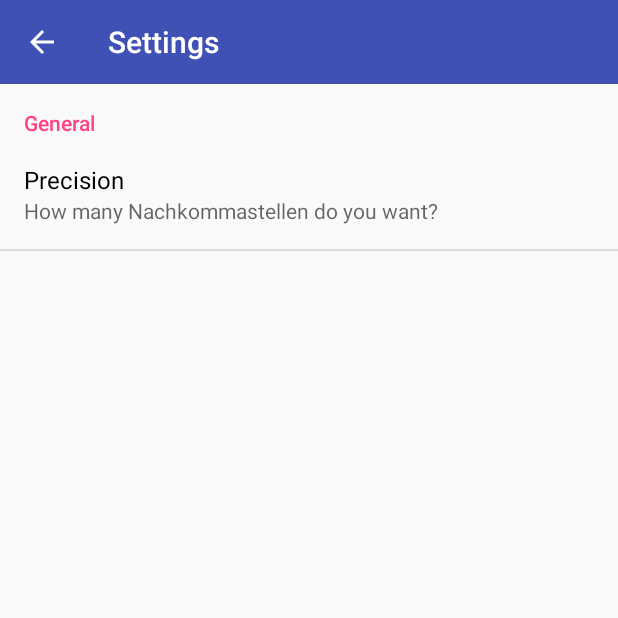
After one commit to seniorlaguna/Calculator, an Android app: the SettingsActivity screen opened directly, with no data from a screen before it, on a phone screen of 412 x 824 dp, the top half of it. The commit adds this screen. Run offline under Robolectric (Android 15) with nearby library versions, the phone set to English and light mode, and no system bars.

Commit message:
Settings base created

```diff
--- a/app/build.gradle
+++ b/app/build.gradle
@@ -9,6 +9,7 @@ android {
         versionCode 1
         versionName "1.0"
         testInstrumentationRunner "android.support.test.runner.AndroidJUnitRunner"
+        vectorDrawables.useSupportLibrary = true
     }
     buildTypes {
         release {
@@ -24,6 +25,8 @@ dependencies {
     implementation 'com.android.support:design:27.1.1'
     implementation 'com.android.support.constraint:constraint-layout:1.1.0'
     implementation 'com.udojava:EvalEx:2.0'
+    implementation 'com.android.support:support-v4:27.1.1'
+    implementation 'com.android.support:support-vector-drawable:27.1.1'
     testImplementation 'junit:junit:4.12'
     androidTestImplementation 'com.android.support.test:runner:1.0.2'
     androidTestImplementation 'com.android.support.test.espresso:espresso-core:3.0.2'
--- /dev/null
+++ b/app/src/main/java/de/seniorlaguna/calculator/SettingsActivity.java
@@ -0,0 +1,39 @@
+package de.seniorlaguna.calculator;
+
+import android.preference.PreferenceActivity;
+import android.support.v7.app.AppCompatActivity;
+import android.os.Bundle;
+import android.support.v7.widget.Toolbar;
+import android.view.LayoutInflater;
+import android.view.View;
+import android.widget.LinearLayout;
+
+public class SettingsActivity extends PreferenceActivity {
+
+    @Override
+    protected void onCreate(Bundle savedInstanceState) {
+        super.onCreate(savedInstanceState);
+        addPreferencesFromResource(R.xml.preferences);
+    }
+
+    @Override
+    protected void onPostCreate(Bundle savedInstanceState) {
+        super.onPostCreate(savedInstanceState);
+        LinearLayout linearLayout = (LinearLayout)findViewById(android.R.id.list).getParent().getParent().getParent();
+        Toolbar toolbar = (Toolbar) LayoutInflater.from(this).inflate(R.layout.settings_toolbar, linearLayout, false);
+        toolbar.setNavigationIcon(R.drawable.ic_arrow_back_white_24dp);
+        toolbar.setNavigationOnClickListener(new View.OnClickListener() {
+            @Override
+            public void onClick(View v) {
+                finish();
+            }
+        });
+        toolbar.setNavigationOnClickListener(new View.OnClickListener() {
+            @Override
+            public void onClick(View v) {
+                finish();
+            }
+        });
+        linearLayout.addView(toolbar, 0);
+    }
+}
--- /dev/null
+++ b/app/src/main/res/drawable/ic_arrow_back_white_24dp.xml
@@ -0,0 +1,5 @@
+<vector android:height="24dp" android:tint="#FFFFFF"
+    android:viewportHeight="24.0" android:viewportWidth="24.0"
+    android:width="24dp" xmlns:android="http://schemas.android.com/apk/res/android">
+    <path android:fillColor="#FF000000" android:pathData="M20,11H7.83l5.59,-5.59L12,4l-8,8 8,8 1.41,-1.41L7.83,13H20v-2z"/>
+</vector>
--- /dev/null
+++ b/app/src/main/res/layout/settings_toolbar.xml
@@ -0,0 +1,12 @@
+<?xml version="1.0" encoding="utf-8"?>
+<android.support.v7.widget.Toolbar
+    xmlns:android="http://schemas.android.com/apk/res/android"
+    xmlns:app="http://schemas.android.com/apk/res-auto"
+    android:id="@+id/toolbar"
+    app:theme="@style/ThemeOverlay.AppCompat.Dark.ActionBar"
+    android:layout_width="match_parent"
+    android:layout_height="wrap_content"
+    app:navigationContentDescription="@string/abc_action_bar_up_description"
+    app:title="@string/settings"
+    android:background="@color/colorPrimary"
+    app:titleTextColor="@android:color/white" />
--- a/app/src/main/res/values/strings.xml
+++ b/app/src/main/res/values/strings.xml
@@ -1,4 +1,5 @@
 <resources>
     <string name="app_name">Calculator</string>
     <string name="settings">Settings</string>
+    <string name="title_activity_settings">Settings</string>
 </resources>
--- a/app/src/main/res/values/styles.xml
+++ b/app/src/main/res/values/styles.xml
@@ -1,13 +1,20 @@
 <resources>
 
     <!-- Base application theme. -->
-    <style name="AppTheme" parent="Theme.AppCompat.Light.NoActionBar">
-        <!-- Customize your theme here. -->
+    <style name="AppTheme" parent="Theme.AppCompat.Light">
+
+        <item name="colorPrimary">@color/colorPrimary</item>
+        <item name="colorPrimaryDark">@color/colorPrimaryDark</item>
+        <item name="colorAccent">@color/colorAccent</item>
+        <item name="android:textColorPrimary">@android:color/black</item>
+
+    </style>
+
+    <style name="AppThemeNoActionBar" parent="Theme.AppCompat.Light.NoActionBar">
         <item name="colorPrimary">@color/colorPrimary</item>
         <item name="colorPrimaryDark">@color/colorPrimaryDark</item>
         <item name="colorAccent">@color/colorAccent</item>
         <item name="android:textColorPrimary">@android:color/transparent</item>
-
     </style>
 
     <style name="AppTheme.CalculatorButton">
--- /dev/null
+++ b/app/src/main/res/xml/preferences.xml
@@ -0,0 +1,16 @@
+<?xml version="1.0" encoding="utf-8"?>
+<PreferenceScreen
+    xmlns:android="http://schemas.android.com/apk/res/android">
+
+    <PreferenceCategory android:title="General">
+
+        <EditTextPreference
+            android:defaultValue="8"
+            android:key="precision"
+            android:singleLine="true"
+            android:summary="How many Nachkommastellen do you want?"
+            android:text="Precision"
+            android:textColor="@android:color/black"
+            android:title="Precision" />
+    </PreferenceCategory>
+</PreferenceScreen>
--- a/build.gradle
+++ b/build.gradle
@@ -7,7 +7,7 @@ buildscript {
         jcenter()
     }
     dependencies {
-        classpath 'com.android.tools.build:gradle:3.1.2'
+        classpath 'com.android.tools.build:gradle:3.0.0'
 
 
         // NOTE: Do not place your application dependencies here; they belong
```
Also changed, not shown: app/src/main/AndroidManifest.xml (+9 -6 lines), app/src/main/java/de/seniorlaguna/calculator/MainActivity.java (+20 -2 lines), app/src/main/res/drawable-v24/ic_launcher_foreground.xml (deleted, +0 -34 lines), app/src/main/res/drawable/ic_launcher_background.xml (deleted, +0 -170 lines).
